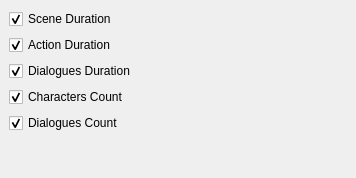
The window that src/bin/scenarist-desktop/UserInterfaceLayer/Statistics/StatisticsSettings.ui (dimkanovikov/KITScenarist) describes before a commit, drawn with Qt 5.
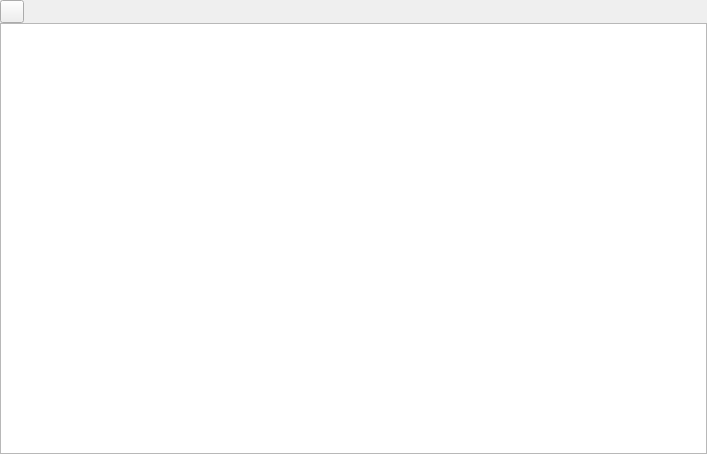
The same window after the commit. The open tabs and pages were chosen to show the change. Icons and pictures are not drawn. Custom widgets are drawn as their Qt base class.

Commit message: Improved statistics module UX

What changed in the file:
```diff
--- a/src/bin/scenarist-desktop/UserInterfaceLayer/Statistics/StatisticsSettings.ui
+++ b/src/bin/scenarist-desktop/UserInterfaceLayer/Statistics/StatisticsSettings.ui
@@ -1,22 +1,60 @@
 <?xml version="1.0" encoding="UTF-8"?>
 <ui version="4.0">
  <class>StatisticsSettings</class>
- <widget class="QStackedWidget" name="StatisticsSettings">
+ <widget class="QWidget" name="StatisticsSettings">
   <property name="geometry">
    <rect>
     <x>0</x>
     <y>0</y>
-    <width>356</width>
-    <height>178</height>
+    <width>707</width>
+    <height>454</height>
    </rect>
   </property>
   <property name="windowTitle">
    <string>StackedWidget</string>
   </property>
+  <layout class="QGridLayout" name="gridLayout">
+   <property name="leftMargin">
+    <number>0</number>
+   </property>
+   <property name="topMargin">
+    <number>0</number>
+   </property>
+   <property name="rightMargin">
+    <number>0</number>
+   </property>
+   <property name="bottomMargin">
+    <number>0</number>
+   </property>
+   <property name="spacing">
+    <number>0</number>
+   </property>
+   <item row="0" column="0">
+    <widget class="FlatButton" name="back">
+     <property name="toolTip">
+      <string>Back to tools list</string>
+     </property>
+     <property name="text">
+      <string/>
+     </property>
+     <property name="icon">
+      <iconset resource="../../../scenarist-core/Resources/Resources.qrc">
+       <normaloff>:/Graphics/Iconset/arrow-left.svg</normaloff>:/Graphics/Iconset/arrow-left.svg</iconset>
+     </property>
+    </widget>
+   </item>
+   <item row="0" column="1">
+    <widget class="QLabel" name="topEmptyLabel">
+     <property name="text">
+      <string/>
+     </property>
+    </widget>
+   </item>
+   <item row="1" column="0" colspan="2">
+    <widget class="QStackedWidget" name="content">
   <property name="currentIndex">
    <number>0</number>
   </property>
-  <widget class="QWidget" name="charactersActivityPlotPage"/>
   <widget class="QWidget" name="summaryReportPage">
    <layout class="QFormLayout" name="formLayout">
     <item row="0" column="0">
@@ -263,8 +301,8 @@
    </layout>
   </widget>
   <widget class="QWidget" name="eventPlotPage">
-   <layout class="QVBoxLayout" name="verticalLayout">
-    <item>
+      <layout class="QFormLayout" name="formLayout_5">
+       <item row="0" column="0">
      <widget class="QCheckBox" name="storyStructureAnalisysSceneChron">
       <property name="text">
        <string>Scene Duration</string>
@@ -274,7 +312,7 @@
       </property>
      </widget>
     </item>
-    <item>
+       <item row="1" column="0">
      <widget class="QCheckBox" name="storyStructureAnalisysActionChron">
       <property name="text">
        <string>Action Duration</string>
@@ -284,7 +322,7 @@
       </property>
      </widget>
     </item>
-    <item>
+       <item row="2" column="0">
      <widget class="QCheckBox" name="storyStructureAnalisysDialoguesChron">
       <property name="text">
        <string>Dialogues Duration</string>
@@ -294,7 +332,7 @@
       </property>
      </widget>
     </item>
-    <item>
+       <item row="3" column="0">
      <widget class="QCheckBox" name="storyStructureAnalisysCharactersCount">
       <property name="text">
        <string>Characters Count</string>
@@ -304,7 +342,7 @@
       </property>
      </widget>
     </item>
-    <item>
+       <item row="4" column="0">
      <widget class="QCheckBox" name="storyStructureAnalisysDialoguesCount">
       <property name="text">
        <string>Dialogues Count</string>
@@ -314,34 +352,29 @@
       </property>
      </widget>
     </item>
-    <item>
-     <spacer name="verticalSpacer">
-      <property name="orientation">
-       <enum>Qt::Vertical</enum>
-      </property>
-      <property name="sizeHint" stdset="0">
-       <size>
-        <width>20</width>
-        <height>0</height>
-       </size>
-      </property>
-     </spacer>
-    </item>
-   </layout>
-  </widget>
-  <widget class="QWidget" name="page">
-   <layout class="QVBoxLayout" name="verticalLayout_2">
-    <item>
-     <widget class="QLabel" name="label_5">
-      <property name="text">
-       <string>Choose characters:</string>
-      </property>
-     </widget>
-    </item>
-    <item>
+      </layout>
+     </widget>
+     <widget class="QWidget" name="charactersActivityPlotPage">
+      <layout class="QGridLayout" name="gridLayout_3">
+       <property name="leftMargin">
+        <number>0</number>
+       </property>
+       <property name="topMargin">
+        <number>0</number>
+       </property>
+       <property name="rightMargin">
+        <number>0</number>
+       </property>
+       <property name="bottomMargin">
+        <number>0</number>
+       </property>
+       <property name="spacing">
+        <number>0</number>
+       </property>
+       <item row="0" column="0">
      <widget class="QListView" name="characterActivityNames">
-      <property name="alternatingRowColors">
-       <bool>true</bool>
+         <property name="editTriggers">
+          <set>QAbstractItemView::NoEditTriggers</set>
       </property>
       <property name="selectionMode">
        <enum>QAbstractItemView::ExtendedSelection</enum>
@@ -357,24 +390,18 @@
    </layout>
   </widget>
  </widget>
- <tabstops>
-  <tabstop>summaryText</tabstop>
-  <tabstop>summaryScenes</tabstop>
-  <tabstop>summaryLocations</tabstop>
-  <tabstop>summaryCharacters</tabstop>
-  <tabstop>sceneSortBy</tabstop>
-  <tabstop>sceneShowCharacters</tabstop>
-  <tabstop>locationExtendedView</tabstop>
-  <tabstop>locationSortBy</tabstop>
-  <tabstop>castShowSpeakingAndNonspeakingScenes</tabstop>
-  <tabstop>castSortBy</tabstop>
-  <tabstop>characterName</tabstop>
-  <tabstop>storyStructureAnalisysSceneChron</tabstop>
-  <tabstop>storyStructureAnalisysActionChron</tabstop>
-  <tabstop>storyStructureAnalisysDialoguesChron</tabstop>
-  <tabstop>storyStructureAnalisysCharactersCount</tabstop>
-  <tabstop>storyStructureAnalisysDialoguesCount</tabstop>
- </tabstops>
- <resources/>
+   </item>
+  </layout>
+ </widget>
+ <customwidgets>
+  <customwidget>
+   <class>FlatButton</class>
+   <extends>QToolButton</extends>
+   <header location="global">3rd_party/Widgets/FlatButton/FlatButton.h</header>
+  </customwidget>
+ </customwidgets>
+ <resources>
+  <include location="../../../scenarist-core/Resources/Resources.qrc"/>
+ </resources>
  <connections/>
 </ui>
```
Left out of the diff: 64 changed lines with no effect on the pictures. Lines whose indentation alone changed are shown as unchanged. The commit also changes 8 other files.
